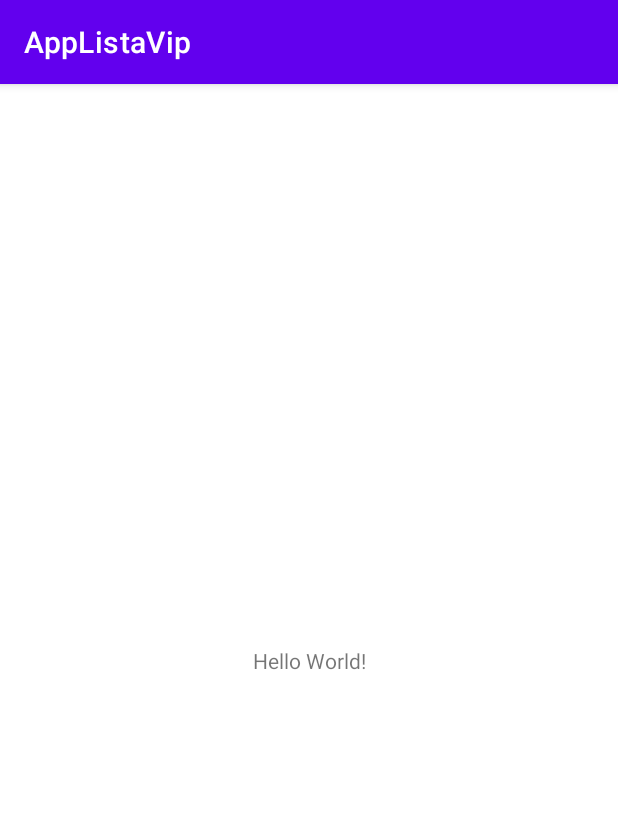
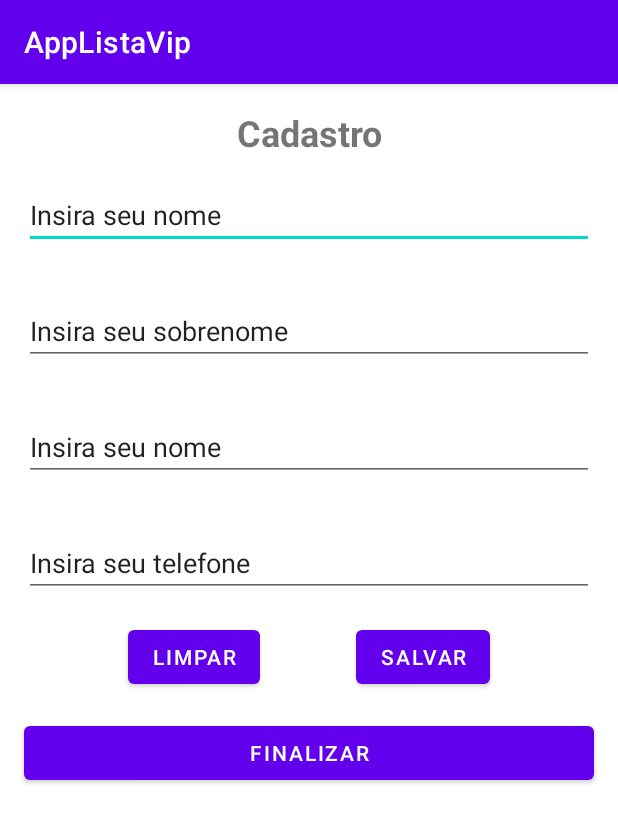
Before and after one commit to thallysYon/AppListaVip, an Android app: the screen it shows after launch (MainActivity), on a phone screen of 412 x 824 dp. Shown: the top 823 px of the screen. Run offline under Robolectric (Android 15) with nearby library versions, the phone set to English and light mode, and no system bars.

Commit message:
activity_main.xml improving

```diff
--- a/app/src/main/res/layout/activity_main.xml
+++ b/app/src/main/res/layout/activity_main.xml
@@ -1,18 +1,70 @@
 <?xml version="1.0" encoding="utf-8"?>
-<androidx.constraintlayout.widget.ConstraintLayout xmlns:android="http://schemas.android.com/apk/res/android"
+<LinearLayout xmlns:android="http://schemas.android.com/apk/res/android"
     xmlns:app="http://schemas.android.com/apk/res-auto"
     xmlns:tools="http://schemas.android.com/tools"
     android:layout_width="match_parent"
     android:layout_height="match_parent"
+    android:orientation="vertical"
     tools:context=".MainActivity">
 
     <TextView
-        android:layout_width="wrap_content"
+        android:layout_width="match_parent"
         android:layout_height="wrap_content"
-        android:text="Hello World!"
-        app:layout_constraintBottom_toBottomOf="parent"
-        app:layout_constraintEnd_toEndOf="parent"
-        app:layout_constraintStart_toStartOf="parent"
-        app:layout_constraintTop_toTopOf="parent" />
+        android:layout_marginTop="16dp"
+        android:textSize="24sp"
+        android:gravity="center"
+        android:text="Cadastro"
+        android:textStyle="bold"/>
+    <EditText
+        android:layout_width="match_parent"
+        android:layout_height="wrap_content"
+        android:inputType="textPersonName"
+        android:layout_gravity="center"
+        android:layout_margin="16dp"
+        android:text="Insira seu nome"/>
+    <EditText
+        android:layout_width="match_parent"
+        android:layout_height="wrap_content"
+        android:inputType="textPersonName"
+        android:layout_margin="16dp"
+        android:text="Insira seu sobrenome"/>
+    <EditText
+        android:layout_width="match_parent"
+        android:layout_height="wrap_content"
+        android:inputType="textPersonName"
+        android:layout_margin="16dp"
+        android:text="Insira seu nome"/>
+    <EditText
+        android:layout_width="match_parent"
+        android:layout_height="wrap_content"
+        android:inputType="textPersonName"
+        android:layout_margin="16dp"
+        android:text="Insira seu telefone"/>
 
-</androidx.constraintlayout.widget.ConstraintLayout>
+    <LinearLayout
+        android:layout_width="match_parent"
+        android:layout_height="wrap_content"
+        android:gravity="center"
+        android:orientation="horizontal">
+
+        <Button
+            android:layout_width="wrap_content"
+            android:layout_height="wrap_content"
+            android:layout_marginHorizontal="32dp"
+            android:text="Limpar"/>
+
+        <Button
+            android:layout_width="wrap_content"
+            android:layout_height="wrap_content"
+            android:layout_marginHorizontal="32dp"
+            android:text="Salvar"/>
+
+    </LinearLayout>
+
+    <Button
+        android:layout_width="match_parent"
+        android:layout_height="wrap_content"
+        android:layout_margin="16dp"
+        android:text="Finalizar"/>
+
+</LinearLayout>
```
